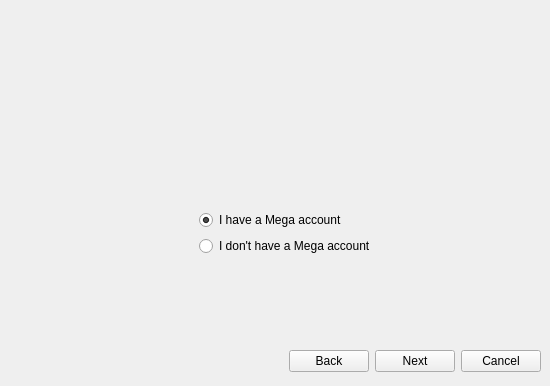
First picture: the form in Source/MEGASync/gui/SetupWizard.ui, repository meganz/MEGAsync, before the edit.
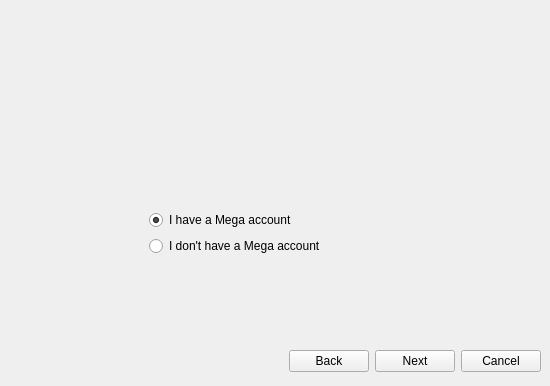
Second picture: the form after the edit. Icons and pictures are not drawn.

```diff
--- a/Source/MEGASync/gui/SetupWizard.ui
+++ b/Source/MEGASync/gui/SetupWizard.ui
@@ -110,7 +110,7 @@
            <number>6</number>
           </property>
           <property name="leftMargin">
-           <number>190</number>
+           <number>140</number>
           </property>
           <property name="topMargin">
            <number>55</number>
```
Left out of the diff: 16 changed lines with no effect on the pictures.
